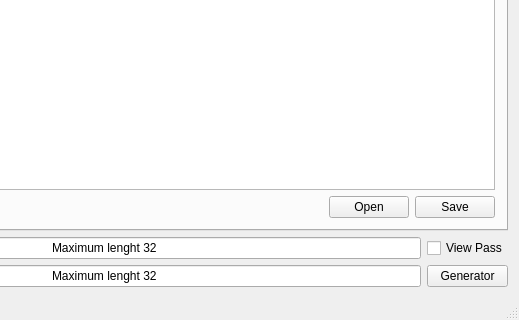
First picture: the form in src/arsenic/mainwindow.ui, repository Antidote1911/arsenic, before the edit; both pictures show x 284 to 803 and y 197 to 517 of the 803 by 517 pixel window.
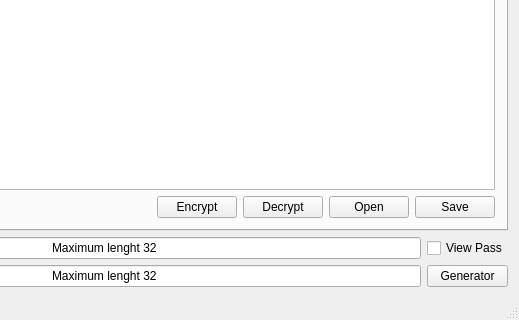
Second picture: the form after the edit. Icons and pictures are not drawn.

Diff of the .ui file:
```diff
--- a/src/arsenic/mainwindow.ui
+++ b/src/arsenic/mainwindow.ui
@@ -204,6 +204,20 @@
             </property>
            </spacer>
           </item>
+          <item>
+           <widget class="QPushButton" name="pushEncrypt">
+            <property name="text">
+             <string>Encrypt</string>
+            </property>
+           </widget>
+          </item>
+          <item>
+           <widget class="QPushButton" name="pushDecrypt">
+            <property name="text">
+             <string>Decrypt</string>
+            </property>
+           </widget>
+          </item>
           <item>
            <widget class="QPushButton" name="pushOpen">
             <property name="text">
```
